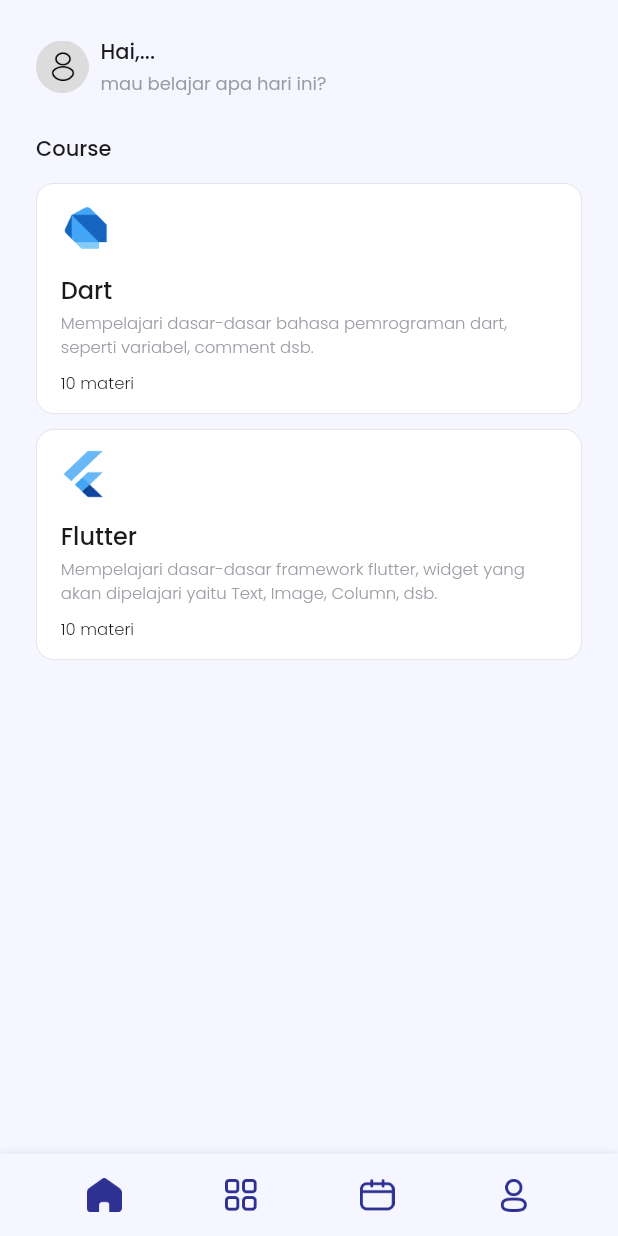
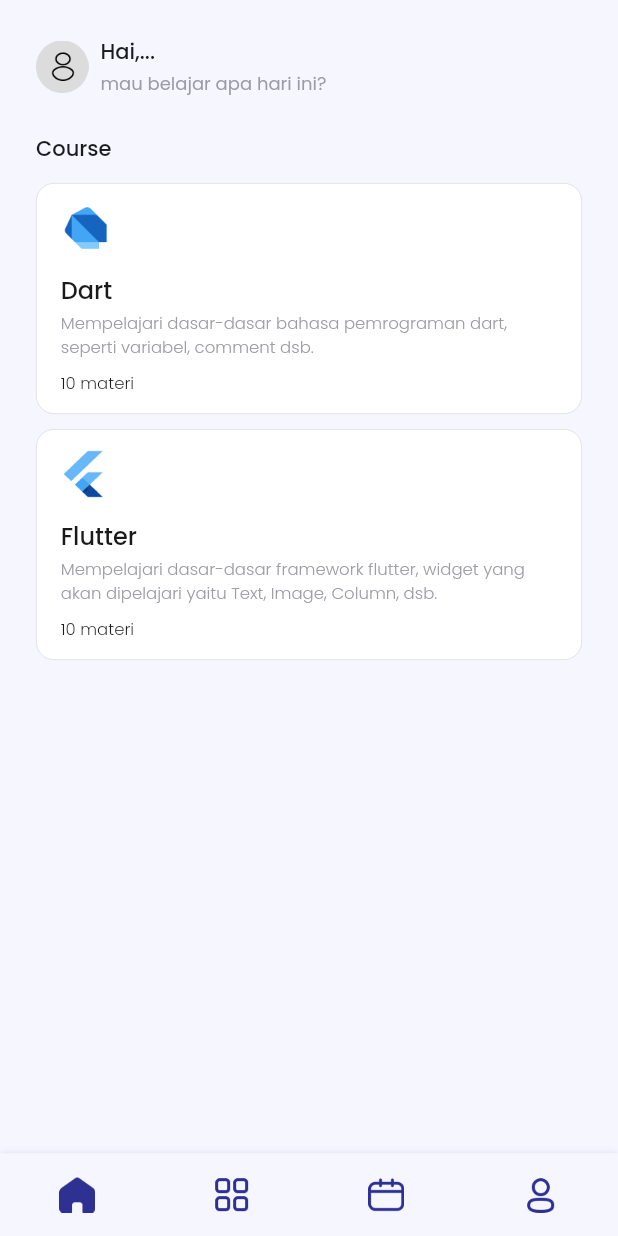
Before and after one commit to Harits-sl/ta_bsi, a Flutter app: the MainPage screen opened by its route, on a phone screen of 412 x 824 dp. Run offline on Flutter 3.47's test engine with Material 2 defaults, Android fonts, the light colour scheme and no system bars; our stand-ins replace bloc, equatable, expandable, firebase_auth, firebase_core, flutter_bloc and 2 more; missing offline and left inert: flutter_inappwebview; accounts and stored records are empty.

Commit message:
fix navbar

```diff
--- a/lib/src/presentation/pages/main_page.dart
+++ b/lib/src/presentation/pages/main_page.dart
@@ -30,15 +30,10 @@ class MainPage extends StatelessWidget {
       }
     }
 
-    Widget navigationButton() {
+    Widget navBarButton() {
       return Align(
         alignment: Alignment.bottomCenter,
         child: Container(
-          height: 55,
-          padding: EdgeInsets.symmetric(
-            horizontal: defaultMargin,
-            vertical: 16,
-          ),
           decoration: BoxDecoration(
             color: backgroundColor,
             boxShadow: [
@@ -50,7 +45,6 @@ class MainPage extends StatelessWidget {
             ],
           ),
           child: Row(
-            mainAxisAlignment: MainAxisAlignment.spaceAround,
             children: [
               NavbarItem(
                 index: 0,
@@ -84,7 +78,7 @@ class MainPage extends StatelessWidget {
           return Stack(
             children: [
               buildContent(currentIndex),
-              navigationButton(),
+              navBarButton(),
             ],
           );
         },
--- a/lib/src/presentation/widgets/navbar_item.dart
+++ b/lib/src/presentation/widgets/navbar_item.dart
@@ -1,6 +1,7 @@
 import 'package:flutter/material.dart';
 import 'package:flutter_bloc/flutter_bloc.dart';
 import 'package:ta_bsi/src/presentation/cubit/page/page_cubit.dart';
+import 'package:ta_bsi/theme.dart';
 
 class NavbarItem extends StatelessWidget {
   final String activeImageUrl;
@@ -16,15 +17,27 @@ class NavbarItem extends StatelessWidget {
 
   @override
   Widget build(BuildContext context) {
-    return GestureDetector(
+    return Material(
+      color: backgroundColor,
+      child: SizedBox(
+        height: 55,
+        width: MediaQuery.of(context).size.width / 4,
+        child: InkWell(
+          splashColor: lightGrayColor,
+          borderRadius: BorderRadius.circular(24),
           onTap: () {
             context.read<PageCubit>().setPage(index);
           },
+          child: Center(
             child: Image.asset(
               context.read<PageCubit>().state != index
                   ? inactiveImageUrl
                   : activeImageUrl,
               width: 24,
+              height: 24,
+            ),
+          ),
+        ),
       ),
     );
   }
```
Lines whose indentation alone changed are shown as unchanged.
